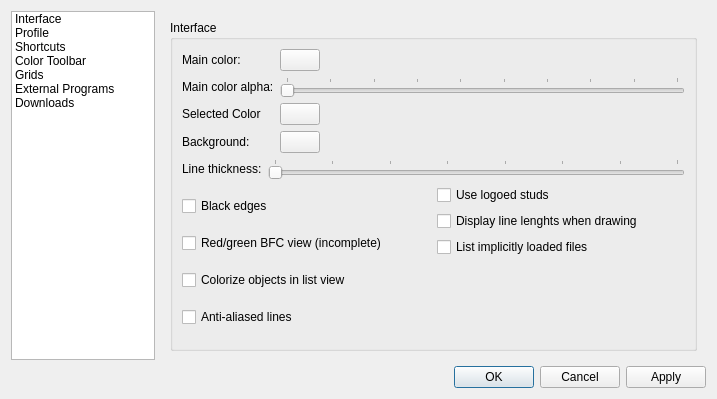
Old version of the form ui/config.ui in the repository crimsondusk/ldforge.
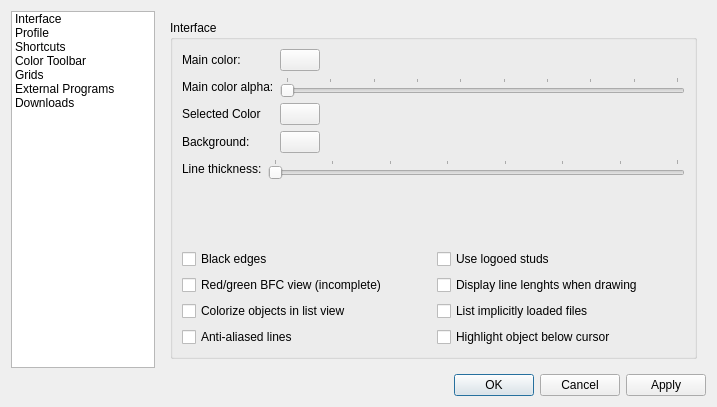
New version of the form. Icons and pictures are not drawn.

Commit message: - made the mouse-hover object highlight togglable from configuration - somewhat optimized vbo merging

```diff
--- a/ui/config.ui
+++ b/ui/config.ui
@@ -7,7 +7,7 @@
     <x>0</x>
     <y>0</y>
     <width>717</width>
-    <height>399</height>
+    <height>407</height>
    </rect>
   </property>
   <property name="windowTitle">
@@ -302,17 +302,11 @@
                  </widget>
                 </item>
                 <item>
-                 <spacer name="verticalSpacer_6">
-                  <property name="orientation">
-                   <enum>Qt::Vertical</enum>
+                 <widget class="QCheckBox" name="highlightObjectBelowCursor">
+                  <property name="text">
+                   <string>Highlight object below cursor</string>
                   </property>
-                  <property name="sizeHint" stdset="0">
-                   <size>
-                    <width>20</width>
-                    <height>40</height>
-                   </size>
-                  </property>
-                 </spacer>
+                 </widget>
                 </item>
                </layout>
               </item>
```
The commit also changes 3 other files.
